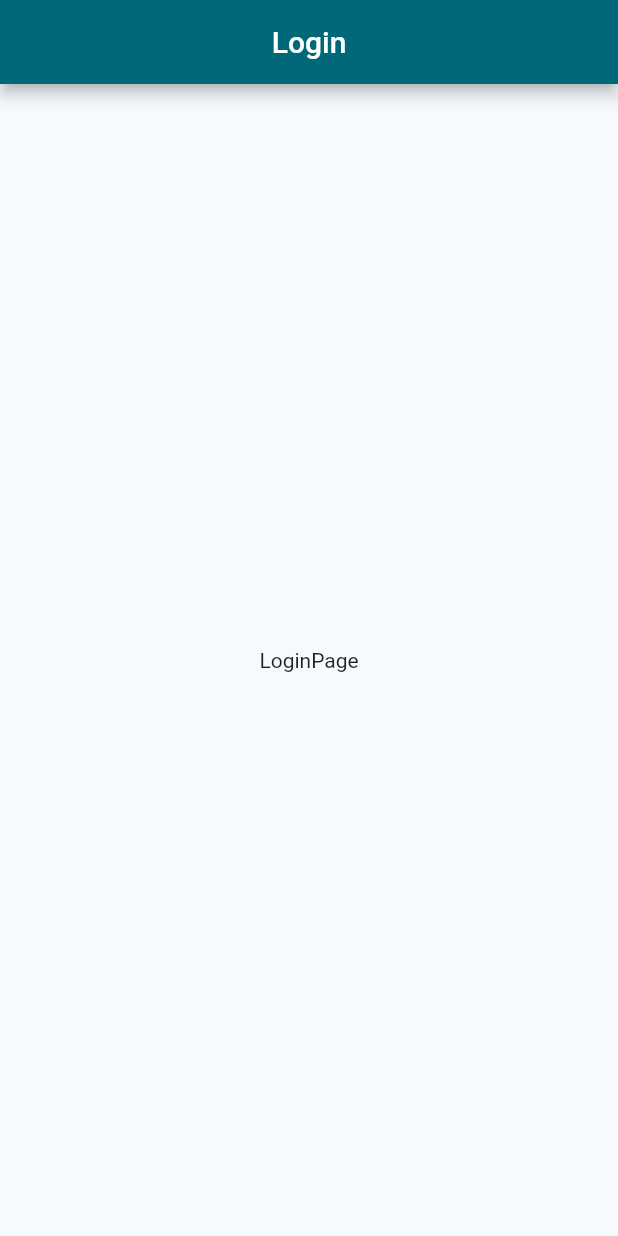
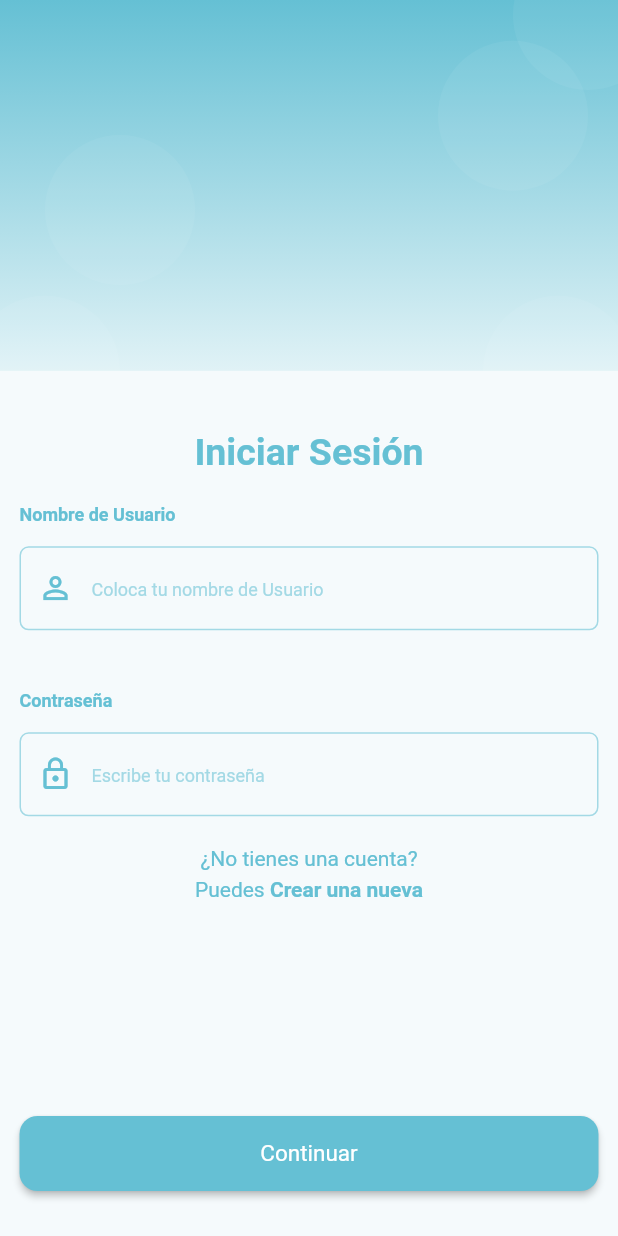
Before and after one commit to pmezquita/test_flutter_lista_tareas, a Flutter app: the screen it shows after launch, on a phone screen of 412 x 824 dp. Run offline on Flutter 3.47's test engine with Material 2 defaults, Android fonts, the phone set to English and light mode, and no system bars; our stand-ins replace google_fonts.

Commit message:
[ADD] Pantalla de login

```diff
--- a/lib/main.dart
+++ b/lib/main.dart
@@ -16,7 +16,7 @@ class MyApp extends StatelessWidget {
       debugShowCheckedModeBanner: false,
       title: appName,
       theme: AppTheme().theme(),
-      home: const LoginPage(),
+      home: LoginPage(),
     );
   }
 }
--- a/lib/presentation/pages/login/login_page.dart
+++ b/lib/presentation/pages/login/login_page.dart
@@ -1,16 +1,49 @@
 import 'package:flutter/material.dart';
+import 'package:lista_tareas/presentation/widgets/login/button_principal.dart';
+import 'package:lista_tareas/presentation/widgets/login/crear_cuenta_label.dart';
+import 'package:lista_tareas/presentation/widgets/login/field.dart';
+import 'package:lista_tareas/presentation/widgets/login/fondo.dart';
+import 'package:lista_tareas/presentation/widgets/login/text_label.dart';
 
 class LoginPage extends StatelessWidget {
   const LoginPage({Key? key}) : super(key: key);
 
   @override
   Widget build(BuildContext context) {
+    final tema = Theme.of(context).primaryTextTheme;
     return Scaffold(
-      appBar: AppBar(
-        title: const Text('Login'),
-        centerTitle: true,
-      ),
-      body: const Center(child: Text('LoginPage')),
-    );
+        body: CustomScrollView(
+      slivers: [
+        SliverFillRemaining(
+          hasScrollBody: false,
+          child: Column(
+            children: <Widget>[
+              const Fondo(),
+              const SizedBox(height: 40.0),
+              Text(
+                'Iniciar Sesión',
+                style: tema.headlineLarge,
+              ),
+              const TextLabel(label: 'Nombre de Usuario'),
+              const Field(
+                textValue: '',
+                hint: 'Coloca tu nombre de Usuario',
+                icon: Icons.person_outline,
+              ),
+              const SizedBox(height: 20),
+              const TextLabel(label: 'Contraseña'),
+              const Field(
+                textValue: '',
+                hint: 'Escribe tu contraseña',
+                icon: Icons.lock_outline,
+              ),
+              const CrearCuentaLabel(),
+              const Expanded(child: SizedBox.shrink()),
+              const ButtonPrincipal(text: 'Continuar'),
+            ],
+          ),
+        ),
+      ],
+    ));
   }
 }
--- /dev/null
+++ b/lib/presentation/pages/singin_page.dart
@@ -0,0 +1,9 @@
+import 'package:flutter/material.dart';
+class SinginPage extends StatelessWidget {
+  const SinginPage({Key? key}) : super(key: key);
+
+  @override
+  Widget build(BuildContext context) {
+    return const Placeholder();
+  }
+}
--- /dev/null
+++ b/lib/presentation/widgets/login/button_principal.dart
@@ -0,0 +1,37 @@
+import 'package:flutter/material.dart';
+import 'package:lista_tareas/theme/app_theme.dart';
+
+class ButtonPrincipal extends StatelessWidget {
+  final String text;
+  final bool? isPrimary;
+
+  const ButtonPrincipal({Key? key, required this.text, this.isPrimary}) : super(key: key);
+
+  @override
+  Widget build(BuildContext context) {
+    return Container(
+      width: double.infinity,
+      height: 100.0,
+      padding: myPaddingButton,
+      child: _MyButton(text: text, isPrimary: isPrimary ?? true),
+    );
+  }
+}
+
+class _MyButton extends StatelessWidget {
+  final String text;
+  final bool isPrimary;
+
+  const _MyButton({Key? key, required this.text, required this.isPrimary}) : super(key: key);
+
+  @override
+  Widget build(BuildContext context) {
+    return ElevatedButton(
+      onPressed: () {},
+      style: isPrimary
+          ? Theme.of(context).elevatedButtonTheme.style
+          : ElevatedButton.styleFrom(backgroundColor: secondary40),
+      child: Text(text),
+    );
+  }
+}
--- /dev/null
+++ b/lib/presentation/widgets/login/crear_cuenta_label.dart
@@ -0,0 +1,39 @@
+import 'package:flutter/material.dart';
+
+import '../../../theme/app_theme.dart';
+
+class CrearCuentaLabel extends StatelessWidget {
+  const CrearCuentaLabel({Key? key}) : super(key: key);
+
+  @override
+  Widget build(BuildContext context) {
+    final tema = Theme.of(context).primaryTextTheme;
+    return Container(
+      padding: paddingLabel,
+      child: Column(
+        children: [
+          Text(
+            '¿No tienes una cuenta?',
+            style: tema.headlineMedium,
+          ),
+          Padding(
+            padding: const EdgeInsets.only(top: 5),
+            child: Row(
+              mainAxisAlignment: MainAxisAlignment.center,
+              children: [
+                Text(
+                  'Puedes ',
+                  style: tema.headlineMedium,
+                ),
+                Text(
+                  'Crear una nueva',
+                  style: tema.headlineMedium?.copyWith(fontWeight: FontWeight.bold),
+                ),
+              ],
+            ),
+          ),
+        ],
+      ),
+    );
+  }
+}
--- /dev/null
+++ b/lib/presentation/widgets/login/field.dart
@@ -0,0 +1,65 @@
+import 'package:flutter/material.dart';
+
+import '../../../theme/app_theme.dart';
+
+class Field extends StatelessWidget {
+  final String textValue;
+  final String hint;
+  final TextInputType? textInputType;
+  final IconData? icon;
+
+  const Field({Key? key, required this.textValue, required this.hint, this.icon, this.textInputType}) : super(key: key);
+
+  @override
+  Widget build(BuildContext context) {
+    final tema = Theme.of(context).primaryTextTheme;
+    return Padding(
+      padding: myPaddingField,
+      child: TextFormField(
+        initialValue: textValue,
+        keyboardType: textInputType ?? TextInputType.text,
+        style: tema.bodyMedium,
+        decoration: _myDecoration(
+          hint: hint,
+          context: context,
+          blanco: true,
+          icon: icon,
+        ),
+        validator: (value) {
+          return null;
+        },
+        onSaved: (valor) => () {}, // TODO: implementar
+        //onFieldSubmitted: (valor) => FocusScope.of(context).requestFocus(_focusNodeContrasena),
+      ),
+    );
+  }
+
+  InputDecoration _myDecoration({
+    required BuildContext context,
+    IconData? icon,
+    bool? blanco,
+    String? hint,
+  }) {
+    blanco ??= false;
+    final tema = Theme.of(context);
+
+    return InputDecoration(
+      hintText: hint,
+      hintStyle: tema.primaryTextTheme.displayMedium,
+      prefixIcon: icon != null
+          ? Padding(
+              padding: const EdgeInsets.all(12.0),
+              child: Icon(icon, color: primary40),
+            )
+          : null,
+      enabledBorder: const OutlineInputBorder(
+        borderRadius: BorderRadius.all(Radius.circular(6.0)),
+        borderSide: BorderSide(color: primary60),
+      ),
+      focusedBorder: const OutlineInputBorder(
+        borderRadius: BorderRadius.all(Radius.circular(6.0)),
+        borderSide: BorderSide(color: secondary40),
+      ),
+    );
+  }
+}
--- /dev/null
+++ b/lib/presentation/widgets/login/fondo.dart
@@ -0,0 +1,40 @@
+import 'package:flutter/material.dart';
+import 'package:lista_tareas/theme/app_theme.dart';
+
+class Fondo extends StatelessWidget {
+  const Fondo({Key? key}) : super(key: key);
+
+  @override
+  Widget build(BuildContext context) {
+    final size = MediaQuery.of(context).size;
+
+    final fondoModaro = Container(
+      height: size.height * 0.3,
+      width: double.infinity,
+      decoration: const BoxDecoration(
+          gradient: LinearGradient(
+        colors: <Color>[primary40, primary90],
+        begin: Alignment.topCenter,
+        end: Alignment.bottomCenter,
+      )),
+    );
+
+    final circulo = Container(
+      width: 100.0,
+      height: 100.0,
+      decoration:
+          BoxDecoration(borderRadius: BorderRadius.circular(100.0), color: const Color.fromRGBO(255, 255, 255, 0.05)),
+    );
+
+    return Stack(
+      children: <Widget>[
+        fondoModaro,
+        Positioned(top: 90.0, left: 30.0, child: circulo),
+        Positioned(top: -40.0, right: -30.0, child: circulo),
+        Positioned(bottom: -50.0, right: -10.0, child: circulo),
+        Positioned(bottom: 120.0, right: 20.0, child: circulo),
+        Positioned(bottom: -50.0, left: -20.0, child: circulo),
+      ],
+    );
+  }
+}
--- /dev/null
+++ b/lib/presentation/widgets/login/text_label.dart
@@ -0,0 +1,20 @@
+import 'package:flutter/material.dart';
+import 'package:lista_tareas/theme/app_theme.dart';
+
+class TextLabel extends StatelessWidget {
+  final String label;
+
+  const TextLabel({Key? key, required this.label}) : super(key: key);
+
+  @override
+  Widget build(BuildContext context) {
+    return Container(
+      width: double.infinity,
+      padding: paddingLabel,
+      child: Text(
+        label,
+        style: Theme.of(context).primaryTextTheme.bodyLarge,
+      ),
+    );
+  }
+}
--- a/lib/theme/app_theme.dart
+++ b/lib/theme/app_theme.dart
@@ -1,4 +1,5 @@
 import 'package:flutter/material.dart';
+import 'package:google_fonts/google_fonts.dart';
 
 const Color primary91 = Color(0xff65C0D4);
 const Color primary20 = Color(0xff3D737F);
@@ -11,8 +12,51 @@ const Color secondary40 = Color(0xffFFBA76);
 const Color secondary60 = Color(0xffFFD6AD);
 const Color secondary90 = Color(0xffFFF1E4);
 
+const paddingLabel = EdgeInsets.only(left: 13.0, right: 13.0, top: 20, bottom: 14);
+const myPaddingField = EdgeInsets.symmetric(horizontal: 13.0);
+const myPaddingButton = EdgeInsets.only(left: 13.0, right: 13.0, top: 20, bottom: 30);
+
 class AppTheme {
   AppTheme();
 
-  ThemeData theme() => ThemeData(colorSchemeSeed: primary91);
+  ThemeData theme() => ThemeData(
+        colorSchemeSeed: primary91,
+        secondaryHeaderColor: secondary40,
+        textTheme: GoogleFonts.poppinsTextTheme(),
+        primaryTextTheme: const TextTheme().copyWith(
+          headlineLarge: const TextStyle(
+            color: primary40,
+            fontWeight: FontWeight.w600,
+            fontSize: 25.0,
+          ),
+          headlineMedium: const TextStyle(
+            color: primary40,
+            fontSize: 14.0,
+          ),
+          bodyLarge: const TextStyle(
+            color: primary40,
+            fontSize: 12.0,
+            fontWeight: FontWeight.w600,
+          ),
+          bodyMedium: const TextStyle(
+            color: primary20,
+            fontSize: 14.0,
+          ),
+          displayMedium: const TextStyle(
+            color: primary60,
+            fontSize: 12.0,
+            fontWeight: FontWeight.w400,
+          ),
+        ),
+        elevatedButtonTheme: ElevatedButtonThemeData(
+          style: ElevatedButton.styleFrom(
+              shape: const RoundedRectangleBorder(borderRadius: BorderRadius.all(Radius.circular(12.0))),
+              backgroundColor: primary40,
+              foregroundColor: Colors.white,
+              textStyle: const TextStyle(
+                color: Colors.white,
+                fontSize: 15.0,
+              )),
+        ),
+      );
 }
```
